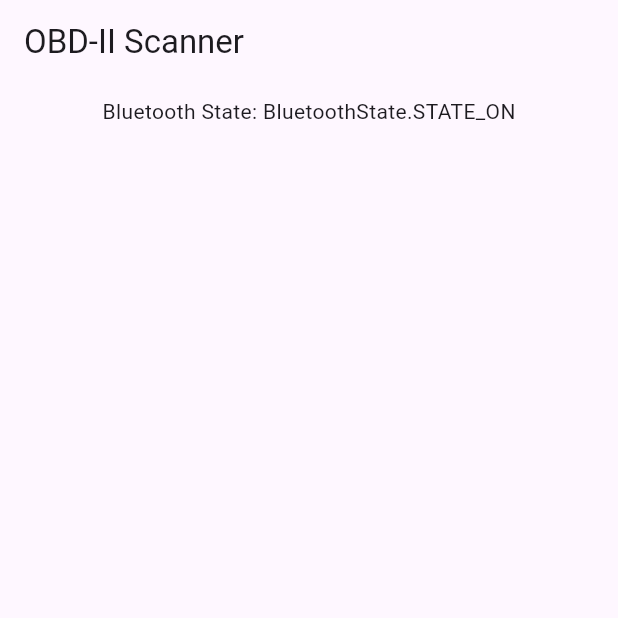
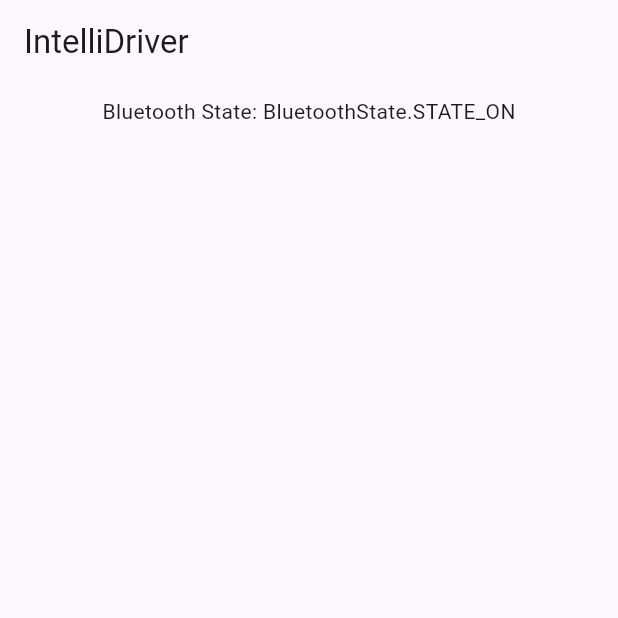
Before and after one commit to vomeajuda/Intellidriver, a Flutter app: the screen it shows after launch, on a phone screen of 412 x 824 dp, the top half of it. Run offline on Flutter 3.47's test engine with Material 3 defaults, Android fonts, the phone set to English and light mode, and no system bars; our stand-ins replace flutter_bluetooth_serial.

Commit message:
Update main.dart

```diff
--- a/obd/lib/main.dart
+++ b/obd/lib/main.dart
@@ -94,7 +94,7 @@ class _BluetoothPageState extends State<BluetoothPage> {
   @override
   Widget build(BuildContext context) {
     return Scaffold(
-      appBar: AppBar(title: Text('OBD-II Scanner')),
+      appBar: AppBar(title: Text('IntelliDriver')),
       body: Column(
         children: [
           Padding(
```
